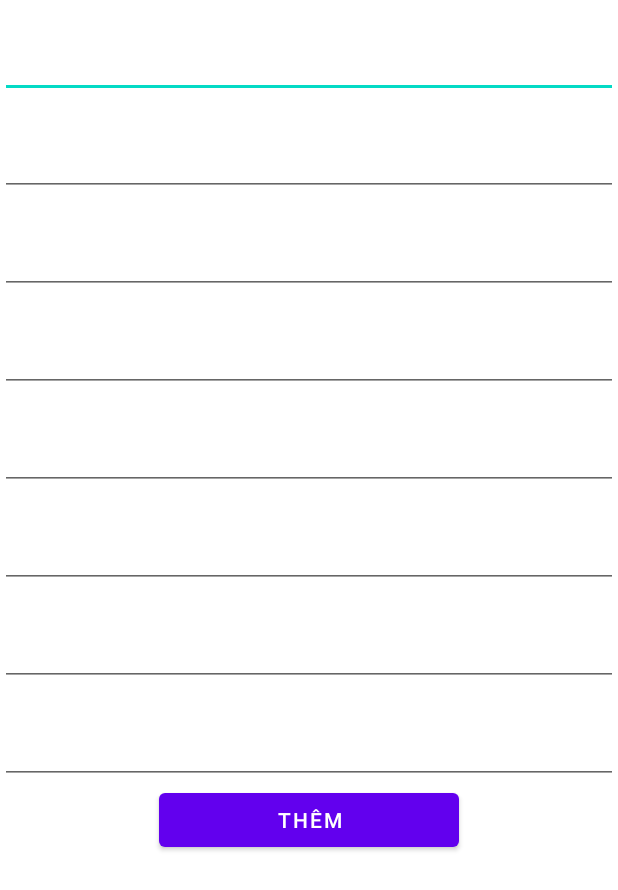
After one commit to tvtam13/daappdoctruyen-master, an Android app: the PostActivity screen opened directly, with no data from a screen before it, on a phone screen of 412 x 824 dp. The commit adds this screen. Shown: the top 890 px of the screen. Run offline under Robolectric (Android 15) with nearby library versions, the phone set to English and light mode, and no system bars; 11 statements that could not run were skipped.

Commit message:
update truyen

```diff
--- /dev/null
+++ b/app/src/main/java/com/example/appreadnovel/PostActivity.java
@@ -0,0 +1,97 @@
+package com.example.appreadnovel;
+
+import androidx.appcompat.app.AppCompatActivity;
+
+import android.content.Intent;
+import android.os.Bundle;
+import android.view.View;
+import android.widget.Button;
+import android.widget.EditText;
+import android.widget.Toast;
+
+import com.example.appreadnovel.api.APIClient;
+import com.example.appreadnovel.api.TruyenApi;
+import com.example.appreadnovel.entities.Truyen;
+
+import retrofit2.Call;
+import retrofit2.Callback;
+import retrofit2.Response;
+
+public class PostActivity extends AppCompatActivity {
+
+    EditText edName, edImg,edTacgia,edMota,edTrangthai,edsochuong,edtheloai,edluotxemtuan;
+    Button btnupdate;
+    Integer id;
+    @Override
+    protected void onCreate(Bundle savedInstanceState) {
+        super.onCreate(savedInstanceState);
+        setContentView(R.layout.activity_post);
+
+        edName = findViewById(R.id.ettentruyen);
+        edImg = findViewById(R.id.ethinhanh);
+        edTacgia = findViewById(R.id.ettacgia);
+        edMota = findViewById(R.id.etmota);
+        edTrangthai = findViewById(R.id.ettrangthai);
+        edsochuong = findViewById(R.id.etsochuong);
+        edtheloai = findViewById(R.id.ettheloai);
+        edluotxemtuan = findViewById(R.id.etluotxemtuan);
+        btnupdate = findViewById(R.id.sua);
+        btnupdate.setOnClickListener(new View.OnClickListener() {
+            @Override
+            public void onClick(View view) {
+                Update(view);
+            }
+        });
+        loadData();
+    }
+    private void loadData(){
+        Intent intent = getIntent();
+        Truyen truyen = (Truyen) intent.getSerializableExtra("truyen");
+        edName.setText(truyen.getTen_truyen());
+        edImg.setText(truyen.getHinh_anh());
+        edTacgia.setText(truyen.getTac_gia());
+        edMota.setText(truyen.getTac_gia());
+        edTrangthai.setText(truyen.getTrang_thai());
+        edMota.setText(truyen.getMo_ta());
+        edsochuong.setText(String.valueOf(truyen.getSo_chuong()));
+        edtheloai.setText(truyen.getThe_loai());
+        edluotxemtuan.setText(truyen.getLuot_xem_tuan());
+        id = truyen.getId_truyen();
+    }
+    private Update(View view)
+    {
+        Truyen truyen = new Truyen();
+        truyen.setId_truyen(Integer.parseInt(id.toString()));
+        truyen.setTen_truyen(edName.getText().toString());
+        truyen.setHinh_anh(edImg.getText().toString());
+        truyen.setTac_gia(edTacgia.getText().toString());
+        truyen.setMo_ta(edMota.getText().toString());
+        truyen.setTrang_thai(edTrangthai.getText().toString());
+        truyen.setMo_ta(edMota.getText().toString());
+        truyen.setSo_chuong(Integer.parseInt(edsochuong.getText().toString()));
+        truyen.setThe_loai(edtheloai.getText().toString());
+        truyen.setLuot_xem_tuan((edluotxemtuan.getText().toString()));
+        TruyenApi truyenApi = APIClient.getClient().create(TruyenApi.class);
+        truyenApi.save(truyen).enqueue(new Callback<Truyen>() {
+            @Override
+            public void onResponse(Call<Truyen> call, Response<Truyen> response) {
+                try {
+                    if (response.isSuccessful()) {
+                        Toast.makeText(getApplication(), "thêm thành công ", Toast.LENGTH_SHORT).show();
+                        Intent intent = new Intent(PostActivity.this, page_third.class);
+                        startActivity(intent);
+                    } else {
+                        Toast.makeText(getApplication(), response.errorBody().toString(), Toast.LENGTH_SHORT).show();
+                    }
+                } catch (Exception e) {
+                    Toast.makeText(getApplication(), e.getMessage(), Toast.LENGTH_SHORT).show();
+                }
+            }
+
+            @Override
+            public void onFailure(Call<Truyen> call, Throwable t) {
+                Toast.makeText(getApplication(), t.getMessage(), Toast.LENGTH_SHORT).show();
+            }
+        });
+    }
+}
--- a/app/src/main/java/com/example/appreadnovel/api/APIClient.java
+++ b/app/src/main/java/com/example/appreadnovel/api/APIClient.java
@@ -14,7 +14,7 @@ public class APIClient {
         interceptor.setLevel(HttpLoggingInterceptor.Level.BODY);
         OkHttpClient client = new OkHttpClient.Builder().addInterceptor(interceptor).build();
         retrofit = new Retrofit.Builder()
-                .baseUrl("http://10.0.2.2:9191/api/")
+                .baseUrl("https://run.mocky.io/")
                 .addConverterFactory(GsonConverterFactory.create())
                 .client(client)
                 .build();
--- a/app/src/main/java/com/example/appreadnovel/api/TruyenApi.java
+++ b/app/src/main/java/com/example/appreadnovel/api/TruyenApi.java
@@ -11,7 +11,7 @@ import retrofit2.http.Path;
 
 public interface TruyenApi {
 
-    @GET("truyen/findall")
+    @GET("v3/6d6b4d12-b80d-4964-971e-6f79f3cddf78")
     Call<List<Truyen>> findAll();
     @GET("truyen/search/{keyword}")
     Call<List<Truyen>>search(@Path("keyword") String keyword);
--- /dev/null
+++ b/app/src/main/res/layout/activity_post.xml
@@ -0,0 +1,71 @@
+<?xml version="1.0" encoding="utf-8"?>
+<ScrollView xmlns:android="http://schemas.android.com/apk/res/android"
+    xmlns:app="http://schemas.android.com/apk/res-auto"
+    xmlns:tools="http://schemas.android.com/tools"
+    android:layout_width="match_parent"
+    android:layout_height="match_parent"
+    tools:context=".PostActivity">
+
+    <LinearLayout
+        android:layout_width="match_parent"
+        android:layout_height="match_parent"
+        android:orientation="vertical">
+
+
+        <EditText
+            android:id="@+id/ettentruyen"
+            android:layout_width="match_parent"
+            android:layout_height="wrap_content"
+            android:layout_marginTop="20dp"
+            android:inputType="text"/>
+
+        <EditText
+            android:id="@+id/ethinhanh"
+            android:layout_width="match_parent"
+            android:layout_height="wrap_content"
+            android:layout_marginTop="20dp"
+            android:inputType="text"/>
+
+        <EditText
+            android:id="@+id/ettacgia"
+            android:layout_width="match_parent"
+            android:layout_height="wrap_content"
+            android:layout_marginTop="20dp"
+            android:inputType="text"/>
+
+        <EditText
+            android:id="@+id/etmota"
+            android:layout_width="match_parent"
+            android:layout_height="wrap_content"
+            android:layout_marginTop="20dp"/>
+
+        <EditText
+            android:id="@+id/ettrangthai"
+            android:layout_width="match_parent"
+            android:layout_height="wrap_content"
+            android:layout_marginTop="20dp"/>
+        <EditText
+            android:id="@+id/etsochuong"
+            android:layout_width="match_parent"
+            android:layout_height="wrap_content"
+            android:layout_marginTop="20dp"/>
+        <EditText
+            android:id="@+id/ettheloai"
+            android:layout_width="match_parent"
+            android:layout_height="wrap_content"
+            android:layout_marginTop="20dp"/>
+        <EditText
+            android:id="@+id/etluotxemtuan"
+            android:layout_width="match_parent"
+            android:layout_height="wrap_content"
+            android:layout_marginTop="20dp"/>
+
+        <Button
+            android:id="@+id/btnPost"
+            android:layout_width="200dp"
+            android:layout_height="wrap_content"
+            android:text="Thêm"
+            android:layout_gravity="center_horizontal"/>
+    </LinearLayout>
+
+</ScrollView>
```
Also changed, not shown: app/src/main/AndroidManifest.xml (+9 -10 lines), app/src/main/java/com/example/appreadnovel/MainActivity.java (+0 -44 lines), app/src/main/java/com/example/appreadnovel/page_third.java (+31 -4 lines), app/src/main/res/layout/content_page_third.xml (+15 -1 lines).
